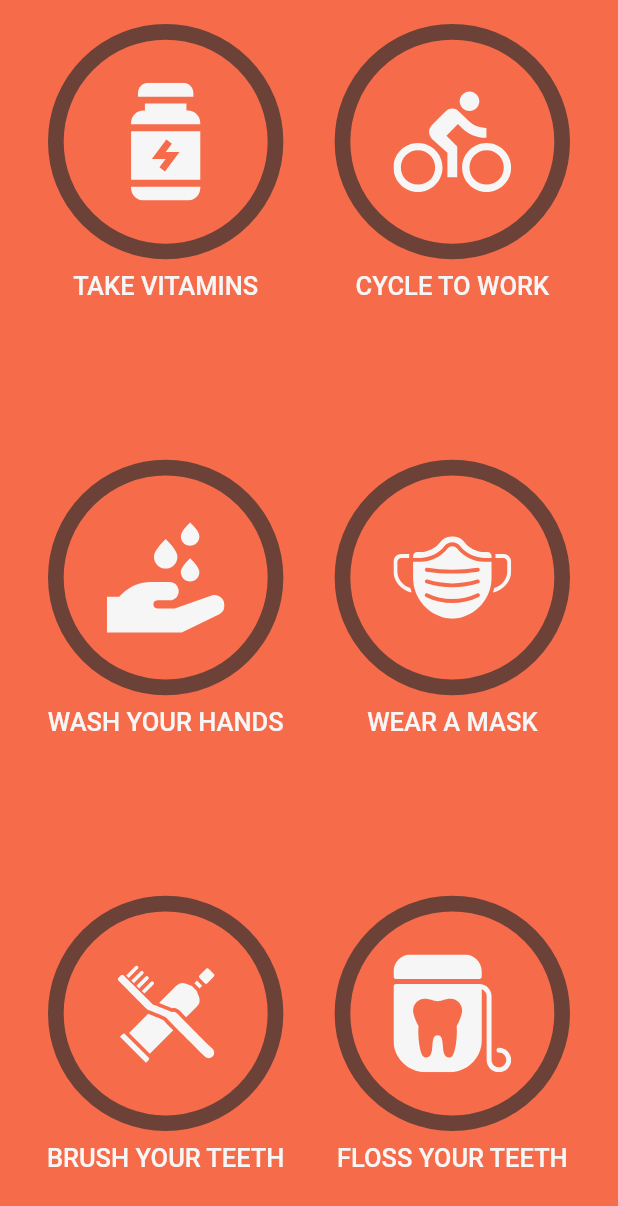
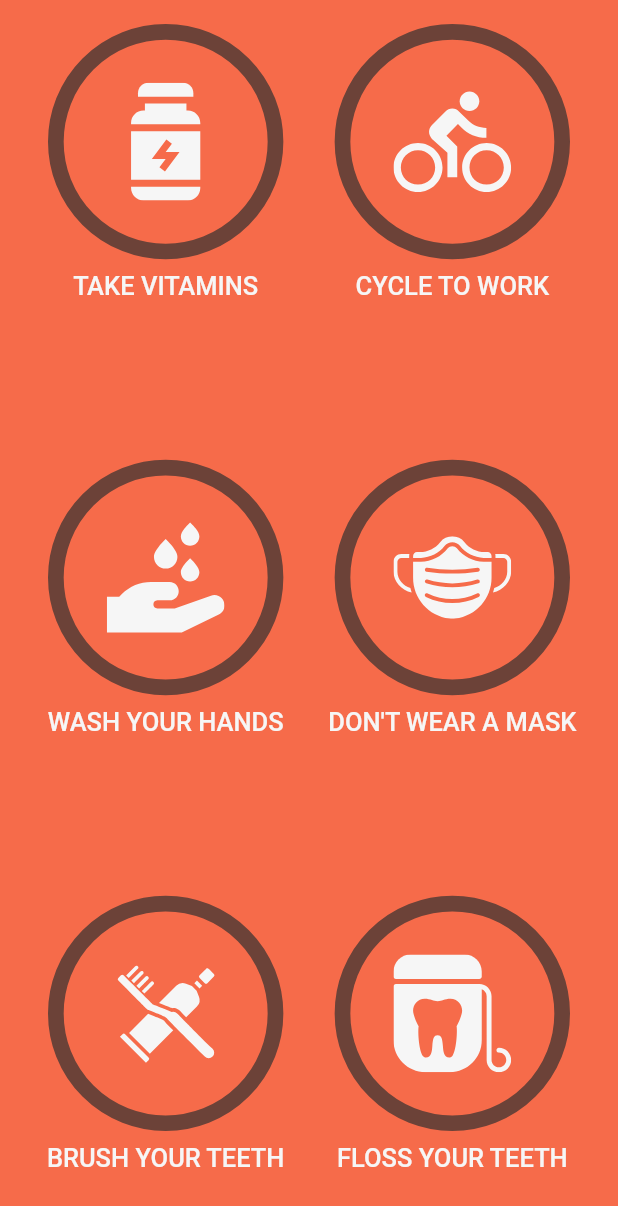
Before and after one commit to JMsGH/habbit_tracker_section5, a Flutter app: the screen it shows after launch, on a phone screen of 412 x 824 dp. Shown: the top 1206 px of the screen. Run offline on Flutter 3.47's test engine with Material 2 defaults, Android fonts, the phone set to English and light mode, and no system bars; our stand-ins replace flutter_svg, hive, hive_flutter; accounts and stored records are empty; Roboto replaces fonts that are missing (Helvetica Neue).

Commit message:
section 5 final commit

```diff
--- a/lib/main.dart
+++ b/lib/main.dart
@@ -17,7 +17,7 @@ Future<void> main() async {
       Task.create(name: 'Take Vitamins', iconName: AppAssets.vitamins),
       Task.create(name: 'Cycle to Work', iconName: AppAssets.bike),
       Task.create(name: 'Wash Your Hands', iconName: AppAssets.washHands),
-      Task.create(name: 'Wear a Mask', iconName: AppAssets.mask),
+      Task.create(name: 'Don\'t Wear a Mask', iconName: AppAssets.mask),
       Task.create(name: 'Brush Your Teeth', iconName: AppAssets.toothbrush),
       Task.create(name: 'Floss Your Teeth', iconName: AppAssets.dentalFloss),
     ],
--- a/lib/ui/home/home_page.dart
+++ b/lib/ui/home/home_page.dart
@@ -1,6 +1,4 @@
 import 'package:flutter/material.dart';
-import 'package:habit_tracker_flutter/constants/app_assets.dart';
-import 'package:habit_tracker_flutter/models/task_preset.dart';
 import 'package:habit_tracker_flutter/persistence/hive_data_store.dart';
 import 'package:habit_tracker_flutter/ui/home/tasks_grid_page.dart';
 import 'package:hive/hive.dart';
--- a/lib/ui/home/tasks_grid.dart
+++ b/lib/ui/home/tasks_grid.dart
@@ -1,7 +1,6 @@
 import 'dart:math';
 
 import 'package:flutter/material.dart';
-import 'package:habit_tracker_flutter/models/task_preset.dart';
 import 'package:habit_tracker_flutter/ui/task/task_with_name.dart';
 
 import '../../models/task.dart';
--- a/lib/ui/home/tasks_grid_page.dart
+++ b/lib/ui/home/tasks_grid_page.dart
@@ -1,6 +1,5 @@
 import 'package:flutter/material.dart';
 import 'package:habit_tracker_flutter/models/task.dart';
-import 'package:habit_tracker_flutter/models/task_preset.dart';
 import 'package:habit_tracker_flutter/ui/home/tasks_grid.dart';
 import 'package:habit_tracker_flutter/ui/theming/app_theme.dart';
 
--- a/lib/ui/task/task_with_name.dart
+++ b/lib/ui/task/task_with_name.dart
@@ -1,6 +1,5 @@
 import 'package:flutter/material.dart';
 import 'package:habit_tracker_flutter/constants/text_styles.dart';
-import 'package:habit_tracker_flutter/models/task_preset.dart';
 import 'package:habit_tracker_flutter/ui/task/animated_task.dart';
 import 'package:habit_tracker_flutter/ui/theming/app_theme.dart';
 
```
